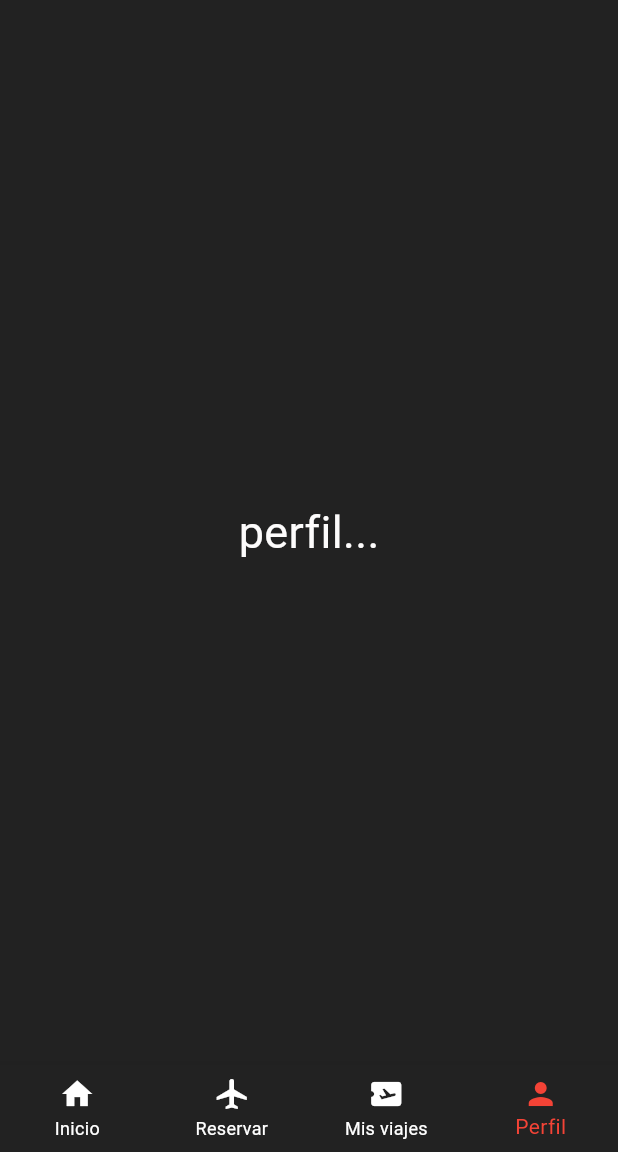
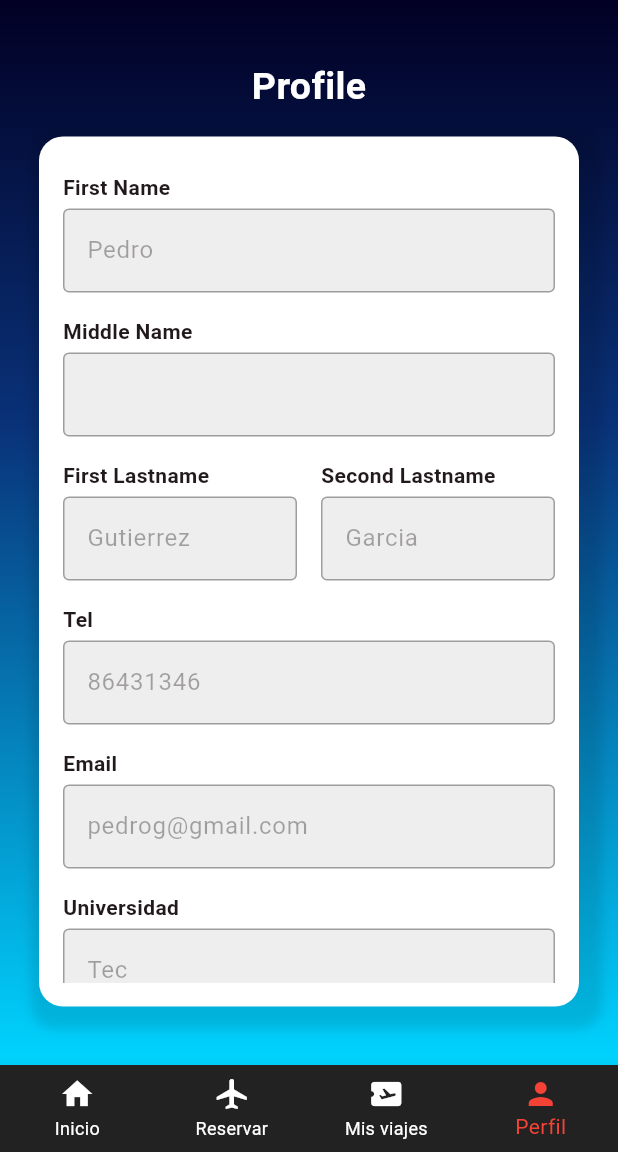
Before and after one commit to Carlos12001/TECAir_Final, a Flutter app: the screen it shows after launch, item 4 of the bottom bar chosen, on a phone screen of 412 x 824 dp, the part 84-1236 px from its top. Run offline on Flutter 3.47's test engine with Material 2 defaults, Android fonts, the phone set to English and light mode, and no system bars; our stand-ins replace carousel_slider; missing offline and left inert: dart:ffi; network calls fail.

Commit message:
feat: added login and profile screens
Added the visual skeleton for both login and profile screens.

```diff
--- a/mobile/emiratec/lib/main.dart
+++ b/mobile/emiratec/lib/main.dart
@@ -6,6 +6,9 @@ import 'package:emiratec/components/promotions_home_page.dart';
 import 'package:emiratec/components/reservation_page.dart';
 import 'package:emiratec/objects/promotion.dart';
 import 'package:flutter/material.dart';
+
+import 'package:emiratec/screens/login.dart';
+import 'package:emiratec/screens/profile.dart';
 
 void main() {
   runApp(const MyApp());
@@ -18,7 +21,7 @@ class MyApp extends StatelessWidget {
   Widget build(BuildContext context) {
     return MaterialApp(
       debugShowCheckedModeBanner: false,
-      title: 'Emiratec mobile',
+      title: 'TecAir mobile',
       theme: ThemeData(
         colorScheme: ColorScheme.fromSeed(
           primary: const Color(0xFFC42F17),
@@ -27,6 +30,7 @@ class MyApp extends StatelessWidget {
         useMaterial3: true,
       ),
       home: const MyHomePage(title: 'Emiratec'),
+      //home: Login(),
     );
   }
 }
@@ -103,14 +107,7 @@ class _MyHomePageState extends State<MyHomePage> {
             style: TextStyle(fontSize: 30, color: Color(0xFFfdfcfc)),
           ),
         ),
-        Container(
-          color: const Color(0xFF222222),
-          alignment: Alignment.center,
-          child: const Text(
-            'perfil...',
-            style: TextStyle(fontSize: 30, color: Color(0xFFfdfcfc)),
-          ),
-        ),
+        Profile()
       ][_selectedIndex],
     );
   }
@@ -222,11 +219,10 @@ class _MyHomePageState extends State<MyHomePage> {
                   context,
                   MaterialPageRoute(
                       builder: (context) => reservationPage(
-                            title: "Reservación",
-                            origin: selectedOrigin!,
-                            destination: selectedDestination!,
-                            cantPasajeros_: cantPasajeros
-                          )),
+                          title: "Reservación",
+                          origin: selectedOrigin!,
+                          destination: selectedDestination!,
+                          cantPasajeros_: cantPasajeros)),
                 );
               }
             },
--- /dev/null
+++ b/mobile/emiratec/lib/screens/profile.dart
@@ -0,0 +1,125 @@
+import 'package:flutter/material.dart';
+
+class Profile extends StatefulWidget {
+  const Profile({Key? key}) : super(key: key);
+
+  @override
+  State<Profile> createState() => ProfileState();
+}
+
+class ProfileState extends State<Profile> {
+  @override
+  Widget build(BuildContext context) {
+    return Scaffold(
+      body: Container(
+          decoration: const BoxDecoration(
+            gradient: LinearGradient(
+              begin: Alignment.topCenter,
+              end: Alignment.bottomCenter,
+              colors: [
+                Color.fromRGBO(2, 0, 36, 1),
+                Color.fromRGBO(9, 50, 121, 1),
+                Color.fromRGBO(0, 212, 255, 1),
+              ],
+              stops: [0.0, 0.4, 1.0],
+            ),
+          ),
+          child: Center(
+              child: Column(
+            children: [
+              SizedBox(
+                height: 40,
+              ),
+              Text(
+                'Profile',
+                textAlign: TextAlign.left,
+                style: TextStyle(
+                  color: Colors.white,
+                  fontSize: 25.0,
+                  fontWeight: FontWeight.bold,
+                ),
+              ),
+              SizedBox(
+                height: 15,
+              ),
+              SizedBox(
+                child: UserInfoBox(),
+                height: 580,
+                width: 360,
+              ),
+            ],
+          ))),
+    );
+  }
+}
+
+class UserInfoBox extends StatelessWidget {
+  @override
+  Widget build(BuildContext context) {
+    return Container(
+        padding: EdgeInsets.all(16.0),
+        decoration: BoxDecoration(
+          color: Colors.white,
+          borderRadius: BorderRadius.circular(16.0),
+          boxShadow: [
+            BoxShadow(
+              color: Colors.black.withOpacity(0.1),
+              spreadRadius: 10,
+              blurRadius: 5,
+              offset: Offset(5, 5),
+            ),
+          ],
+        ),
+        child: SingleChildScrollView(
+          child: Column(
+            mainAxisSize: MainAxisSize.min,
+            children: [
+              readOnlyTextField("First Name", "Pedro"),
+              readOnlyTextField("Middle Name", ""),
+              Row(
+                children: [
+                  Expanded(
+                      child: readOnlyTextField("First Lastname", "Gutierrez")),
+                  SizedBox(width: 16.0),
+                  Expanded(
+                      child: readOnlyTextField("Second Lastname", "Garcia")),
+                ],
+              ),
+              readOnlyTextField("Tel", "86431346"),
+              readOnlyTextField("Email", "pedrog@gmail.com"),
+              readOnlyTextField("Universidad", "Tec"),
+              Row(
+                children: [
+                  Expanded(
+                      child: readOnlyTextField("ID de Estudiante", "123456")),
+                  SizedBox(width: 16.0),
+                  Expanded(child: readOnlyTextField("Millas", "580")),
+                ],
+              ),
+            ],
+          ),
+        ));
+  }
+
+  Widget readOnlyTextField(String title, String value) {
+    return Padding(
+      padding: const EdgeInsets.symmetric(vertical: 8.0),
+      child: Column(
+        crossAxisAlignment: CrossAxisAlignment.start,
+        children: [
+          Text(title, style: TextStyle(fontWeight: FontWeight.bold)),
+          SizedBox(height: 4.0),
+          TextField(
+            controller: TextEditingController(text: value),
+            decoration: InputDecoration(
+              filled: true,
+              fillColor: Colors.grey[200],
+              border: OutlineInputBorder(),
+            ),
+            enabled: false, // Makes it read-only
+          ),
+        ],
+      ),
+    );
+  }
+}
```
Also changed, not shown: mobile/emiratec/lib/screens/login.dart (added, +152 -0 lines), mobile/emiratec/lib/screens/sign_in.dart (added).
